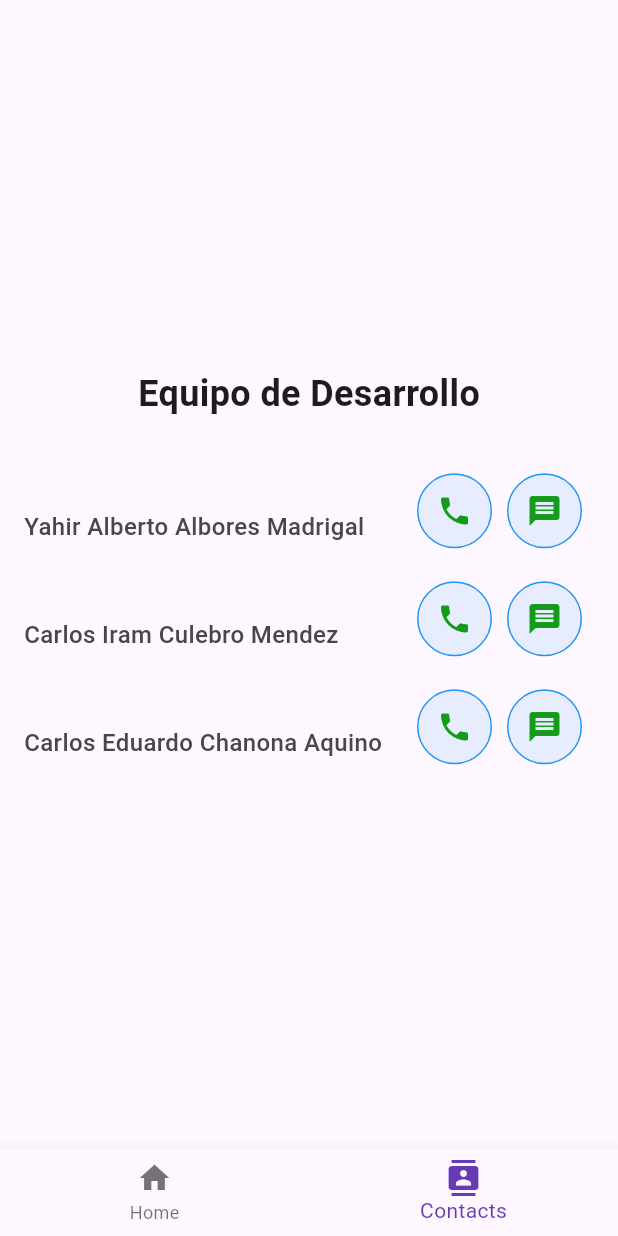
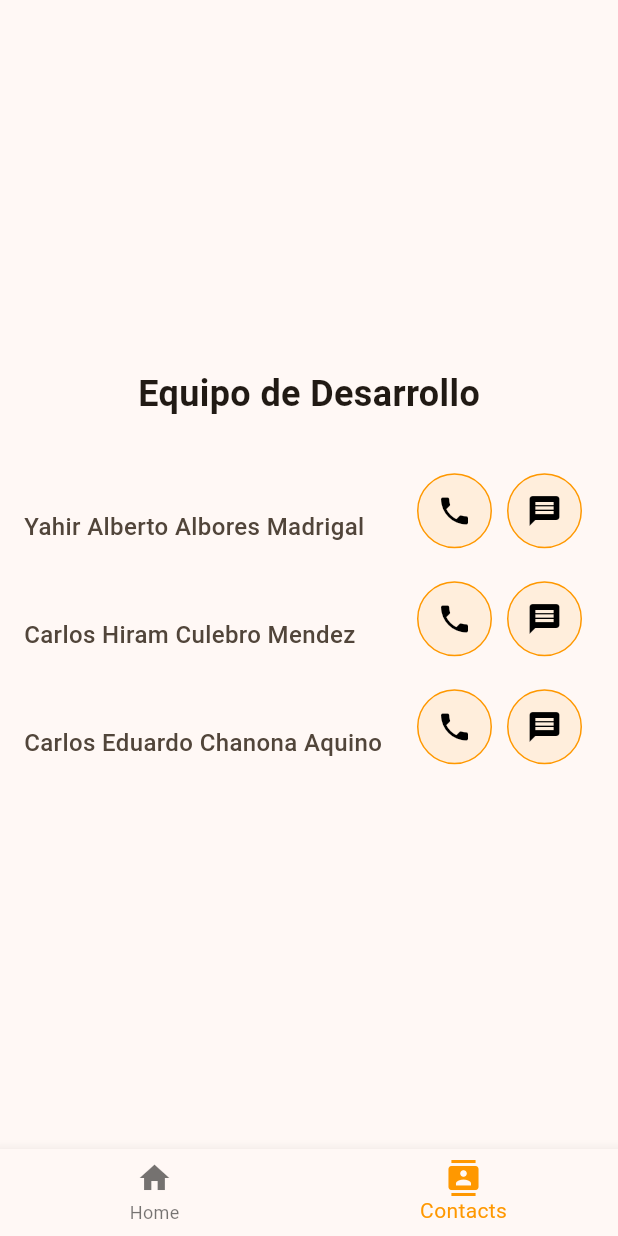
Before and after one commit to HiramZednem/HEYCAP-FLUTTER, a Flutter app: the screen it shows after launch, item 2 of the bottom bar chosen, on a phone screen of 412 x 824 dp. Run offline on Flutter 3.47's test engine with Material 3 defaults, Android fonts, the phone set to English and light mode, and no system bars.

Commit message:
REFACTOR: Colors and name of files changed

```diff
--- a/lib/main.dart
+++ b/lib/main.dart
@@ -1,5 +1,5 @@
 import 'package:flutter/material.dart';
-import 'package:heycap/screen/home.dart';
+import 'package:heycap/screen/contacts.dart';
 import 'package:heycap/screen/info.dart';
 import 'package:url_launcher/url_launcher.dart';
 
@@ -16,9 +16,8 @@ class MyApp extends StatelessWidget {
       title: 'Flutter Demo',
       debugShowCheckedModeBanner: false,
       theme: ThemeData(
-        colorScheme: ColorScheme.fromSeed(seedColor: Colors.deepPurple),
+        colorScheme: ColorScheme.fromSeed(seedColor: Colors.orange),
         useMaterial3: true,
-
       ),
       home: const MainScreen(),
     );
@@ -36,10 +35,7 @@ class _MainScreenState extends State<MainScreen> {
   int _selectedIndex = 0;
 
   // List of screens to display in the navigation bar
-  final List<Widget> _screens = [
-    const InfoScreen(),
-    const Home()
-  ];
+  final List<Widget> _screens = [const HomeScreen(), const ContactsScreen()];
 
   void _onItemTapped(int index) {
     setState(() {
@@ -63,7 +59,7 @@ class _MainScreenState extends State<MainScreen> {
           ),
         ],
         currentIndex: _selectedIndex,
-        selectedItemColor: Colors.deepPurple,
+        selectedItemColor: Colors.orange,
         onTap: _onItemTapped,
       ),
     );
--- a/lib/screen/home.dart
+++ b/lib/screen/contacts.dart
@@ -1,8 +1,8 @@
 import 'package:flutter/material.dart';
 import 'package:url_launcher/url_launcher.dart';
 
-class Home extends StatelessWidget {
-  const Home({super.key});
+class ContactsScreen extends StatelessWidget {
+  const ContactsScreen({super.key});
 
   @override
   Widget build(BuildContext context) {
@@ -12,7 +12,7 @@ class Home extends StatelessWidget {
         'phone': '9613234438',
       },
       'Miembro2': {
-        'name': 'Carlos Iram Culebro Mendez',
+        'name': 'Carlos Hiram Culebro Mendez',
         'phone': '9613321460'
       },
       'Miembro3': {
@@ -31,12 +31,12 @@ class Home extends StatelessWidget {
             children: [
               Container(
                 decoration: BoxDecoration(
-                  border: Border.all(color: Colors.blue),
+                  border: Border.all(color: Colors.orange),
                   borderRadius: BorderRadius.circular(50),
-                  color: Colors.blue.withOpacity(0.1),
+                  color: Colors.orange.withOpacity(0.1),
                 ),
                 child: IconButton(
-                  color: const Color.fromARGB(255, 21, 155, 26),
+                  color: const Color.fromARGB(255, 0, 0, 0),
                   icon: const Icon(Icons.phone),
                   onPressed: () async {
                     final phoneNumber = Uri.parse('tel:${entry.value['phone']}');
@@ -52,13 +52,13 @@ class Home extends StatelessWidget {
               const SizedBox(width: 10),
               Container(
                 decoration: BoxDecoration(
-                  border: Border.all(color: Colors.blue),
+                  border: Border.all(color: Colors.orange),
                   borderRadius: BorderRadius.circular(50),
-                  color: Colors.blue.withOpacity(0.1),
+                  color: Colors.orange.withOpacity(0.1),
                 ),
 
                 child: IconButton(
-                  color: const Color.fromARGB(255, 21, 155, 26),
+                  color: const Color.fromARGB(255, 0, 0, 0),
                   icon: const Icon(Icons.message),
                   onPressed: () async {
                     final menssageNumber = Uri.parse('sms:${entry.value['phone']}');
--- a/lib/screen/info.dart
+++ b/lib/screen/info.dart
@@ -1,7 +1,7 @@
 import 'package:flutter/material.dart';
 
-class InfoScreen extends StatelessWidget {
-  const InfoScreen({super.key});
+class HomeScreen extends StatelessWidget {
+  const HomeScreen({super.key});
 
   @override
   Widget build(BuildContext context) {
@@ -10,11 +10,7 @@ class InfoScreen extends StatelessWidget {
         title: const Text('Home'),
         backgroundColor: Theme.of(context).colorScheme.inversePrimary,
       ),
-      body: const Center(
-        child:
-
-          Text('Hola')
-      ),
+      body: const Center(child: Text('Hola')),
     );
   }
 }
```
